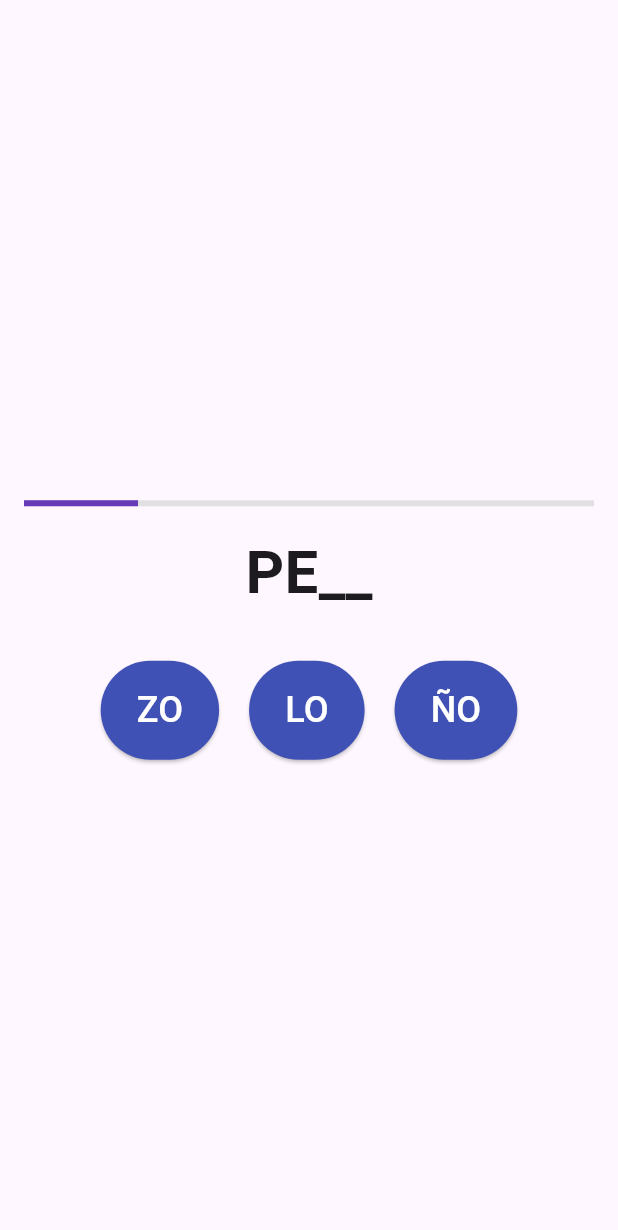
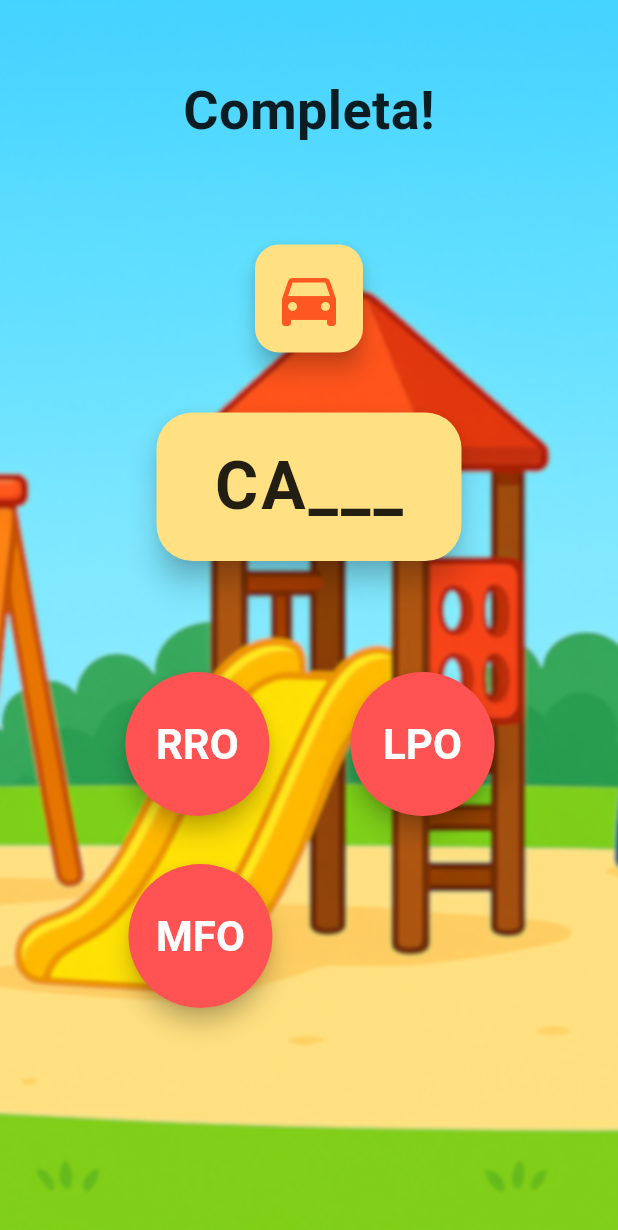
Before and after one commit to srYisu/rena_zelda_bocchi, a Flutter app: the JuegoCompletarPalabra screen opened directly, on a phone screen of 412 x 824 dp. Shown: the top 1230 px of the screen. Run offline on Flutter 3.47's test engine with Material 3 defaults, Android fonts, the phone set to English and light mode, and no system bars; our stand-ins replace audioplayers, flutter_tts, google_sign_in, material_design_icons_flutter, rive, supabase_flutter; accounts and stored records are empty.

Commit message:
Chema espía

```diff
--- a/lib/src/Completapalabras/completa.dart
+++ b/lib/src/Completapalabras/completa.dart
@@ -1,6 +1,7 @@
 import 'dart:math';
 import 'package:flutter/material.dart';
-import 'palabras_data.dart'; // archivo externo con las palabras
+import 'package:audioplayers/audioplayers.dart';
+import 'palabras_data.dart';
 import 'package:rena_zelda_bocchi/src/memorama/juegoTerminado.dart';
 
 void main() => runApp(CompletarPalabraApp());
@@ -22,11 +23,13 @@ class JuegoCompletarPalabra extends StatefulWidget {
 
 class _JuegoCompletarPalabraState extends State<JuegoCompletarPalabra> {
   final Random _random = Random();
+  final AudioPlayer _audioPlayer = AudioPlayer();
   int indiceActual = 0;
   int puntaje = 0;
   List<Palabra> palabrasJuego = [];
   bool bloqueado = false;
   Color feedbackColor = Colors.transparent;
+  String? palabraMostrada; // Para mostrar la palabra completa si es correcta
 
   @override
   void initState() {
@@ -48,17 +51,33 @@ class _JuegoCompletarPalabraState extends State<JuegoCompletarPalabra> {
               : Colors.red.withOpacity(0.3);
     });
 
-    if (esCorrecto) puntaje++;
+    if (esCorrecto) {
+      puntaje++;
+      palabraMostrada = palabra.incompleta.replaceAll("_", "") + seleccion;
+      await _audioPlayer.setVolume(0.1);
+      await _audioPlayer.play(AssetSource('sounds/correct.mp3'));
+      // Espera a que termine el audio antes de subir el volumen
+      _audioPlayer.onPlayerComplete.listen((event) async {
+        await _audioPlayer.setVolume(1.0);
+      });
 
-    await Future.delayed(Duration(milliseconds: 400));
+      setState(() {});
+      await Future.delayed(Duration(milliseconds: 700));
+    } else {
+      await _audioPlayer.setVolume(0.05);
+      await _audioPlayer.play(AssetSource('sounds/incorrect.mp3'));
+
+      // Espera a que termine el audio antes de subir el volumen
+      _audioPlayer.onPlayerComplete.listen((event) async {
+        await _audioPlayer.setVolume(1.0);
+      });
+
+      await Future.delayed(Duration(milliseconds: 500));
+    }
 
     setState(() {
       feedbackColor = Colors.transparent;
-    });
-
-    await Future.delayed(Duration(milliseconds: 200));
-
-    setState(() {
+      palabraMostrada = null;
       if (indiceActual < palabrasJuego.length - 1) {
         indiceActual++;
       } else {
@@ -82,7 +101,7 @@ class _JuegoCompletarPalabraState extends State<JuegoCompletarPalabra> {
         MaterialPageRoute(
           builder:
               (context) => GameOverScreen(
-                levelId: 4, // Cambia este ID si es otro nivel
+                levelId: 4,
                 estrellas: calcularEstrellas(puntaje),
               ),
         ),
@@ -93,44 +112,99 @@ class _JuegoCompletarPalabraState extends State<JuegoCompletarPalabra> {
   @override
   Widget build(BuildContext context) {
     final palabra = palabrasJuego[indiceActual];
+
     return Scaffold(
-      body: SafeArea(
+      body: Stack(
+        children: [
+          // Fondo de parque
+          Positioned.fill(
+            child: Image.asset('assets/images/parque.png', fit: BoxFit.cover),
+          ),
+          SafeArea(
             child: Center(
               child: AnimatedContainer(
                 duration: Duration(milliseconds: 300),
                 color: feedbackColor,
                 child: Column(
-              mainAxisAlignment: MainAxisAlignment.center,
+                  mainAxisAlignment: MainAxisAlignment.start,
                   children: [
-                Padding(
-                  padding: const EdgeInsets.all(16.0),
-                  child: LinearProgressIndicator(
-                    value: (indiceActual + 1) / palabrasJuego.length,
-                    backgroundColor: Colors.grey[300],
-                    color: Colors.deepPurple,
+                    SizedBox(height: 48),
+                    Text(
+                      "Completa!",
+                      style: TextStyle(
+                        fontSize: 36,
+                        fontWeight: FontWeight.bold,
+                        color: Colors.black87,
                       ),
                     ),
-                Text(
-                  palabra.incompleta,
-                  style: TextStyle(fontSize: 40, fontWeight: FontWeight.bold),
+                    SizedBox(height: 60),
+                    // Icono de pista
+                    Card(
+                      color: Colors.amber[200],
+                      elevation: 6,
+                      shape: RoundedRectangleBorder(
+                        borderRadius: BorderRadius.circular(16),
                       ),
-                SizedBox(height: 30),
+                      child: Padding(
+                        padding: const EdgeInsets.all(12.0),
+                        child: Icon(
+                          palabra.icono,
+                          size: 48,
+                          color: Colors.deepOrange,
+                        ),
+                      ),
+                    ),
+                    SizedBox(height: 32),
+                    // Palabra en un Card decorativo
+                    Card(
+                      color: Colors.amber[200],
+                      elevation: 8,
+                      shape: RoundedRectangleBorder(
+                        borderRadius: BorderRadius.circular(24),
+                      ),
+                      child: Padding(
+                        padding: const EdgeInsets.symmetric(
+                          horizontal: 38,
+                          vertical: 18,
+                        ),
+                        child: Text(
+                          palabraMostrada ?? palabra.incompleta,
+                          style: TextStyle(
+                            fontSize: 44,
+                            fontWeight: FontWeight.bold,
+                            color: Colors.black87,
+                            letterSpacing: 2,
+                          ),
+                        ),
+                      ),
+                    ),
+                    SizedBox(height: 70),
                     Wrap(
-                  spacing: 20,
+                      spacing: 32,
+                      runSpacing: 32,
                       children:
                           palabra.opciones.map((op) {
                             return ElevatedButton(
                               onPressed:
-                              bloqueado ? null : () => verificarRespuesta(op),
-                          child: Text(op, style: TextStyle(fontSize: 24)),
+                                  bloqueado
+                                      ? null
+                                      : () => verificarRespuesta(op),
+                              child: Text(
+                                op,
+                                style: TextStyle(
+                                  fontSize: 28,
+                                  fontWeight: FontWeight.bold,
+                                ),
+                              ),
                               style: ElevatedButton.styleFrom(
-                            backgroundColor: Colors.indigo,
-                            foregroundColor:
-                                Colors.white, // <-- Color del texto
+                                backgroundColor: Colors.redAccent,
+                                foregroundColor: Colors.white,
+                                shape: CircleBorder(),
                                 padding: EdgeInsets.symmetric(
-                              horizontal: 24,
-                              vertical: 16,
+                                  horizontal: 32,
+                                  vertical: 28,
                                 ),
+                                elevation: 6,
                               ),
                             );
                           }).toList(),
@@ -140,6 +214,8 @@ class _JuegoCompletarPalabraState extends State<JuegoCompletarPalabra> {
               ),
             ),
           ),
+        ],
+      ),
     );
   }
 }
--- a/lib/src/Completapalabras/palabras_data.dart
+++ b/lib/src/Completapalabras/palabras_data.dart
@@ -1,43 +1,61 @@
-// palabras_data.dart
+import 'package:flutter/material.dart';
 
 class Palabra {
   final String incompleta;
   final List<String> opciones;
   final String correcta;
+  final IconData icono;
 
-  Palabra(this.incompleta, this.opciones, this.correcta);
+  Palabra(this.incompleta, this.opciones, this.correcta, this.icono);
 }
 
 class BancoPalabras {
   static List<Palabra> obtenerPalabras() {
     return [
-      Palabra("GA__", ["TO", "LL", "ZO"], "TO"), // GATO (GA + TO)
-      Palabra("PA__", ["TO", "PO", "ZO"], "TO"), // PATO (PA + TO)
-      Palabra("PE__", ["ZO", "LO", "ÑO"], "RO"), // PERRO (PE + RO)
-      Palabra("CO__JO", [
-        "NE",
-        "LA",
-        "SA",
-      ], "NE"), // CONEJO (CO + NE) *opción más corta*
-      Palabra("CA___", ["RRO", "LPO", "MFO"], "RRO"), // CARRO (CA + RRO)
-      Palabra("SO_", ["L", "N", "R"], "L"), // SOL (SO + L)
-      Palabra("ME__", ["SA", "LA", "CA"], "SA"), // MESA (ME + SA)
-      Palabra("CA__", ["SA", "LA", "BA"], "SA"), // CASA (CA + SA)
-      Palabra("LU__", ["Z", "S", "N"], "Z"), // LUZ (LU + Z)
-      Palabra("RE__", ["LOJ", "LAS", "CAS"], "LOJ"), // RELOJ (RE + LO)
-      Palabra("MAN____", [
+      Palabra("PA__", ["RO", "TA", "ÑO"], "TA", Icons.pets), // PERRO
+      Palabra(
+        "CA___",
+        ["RRO", "LPO", "MFO"],
+        "RRO",
+        Icons.directions_car,
+      ), // CARRO
+      Palabra("SO_", ["L", "N", "R"], "L", Icons.wb_sunny), // SOL
+      Palabra("ME__", ["SA", "LA", "CA"], "SA", Icons.table_bar), // MESA
+      Palabra("CA__", ["SA", "LA", "BA"], "SA", Icons.house), // CASA
+      Palabra("LU__", ["Z", "S", "N"], "Z", Icons.lightbulb), // LUZ
+      Palabra("RE__", ["LOJ", "LAS", "CAS"], "LOJ", Icons.watch), // RELOJ
+      Palabra(
+        "MAN____",
+        ["ZANA", "DANA", "TANA"],
         "ZANA",
-        "DANA",
-        "TANA",
-      ], "ZANA"), // MANZANA (MAN + ZANA)
-      Palabra("PI__", ["ÑA", "SA", "MA"], "ÑA"), // PIÑA (PI + ÑA)
-      Palabra("U__", ["VA", "MA", "LA"], "VA"), // UVA (U + VA)
-      Palabra("CO___", ["RRE", "TA", "MERA"], "RRE"), // CORRER (CO + RRER)
-      Palabra("JU___", ["GAR", "MAR", "SAR"], "GAR"), // JUGAR (JU + GAR)
-      Palabra("CA____", ["NTAR", "MISA", "LOTE"], "NTAR"), // CANTAR (CA + NTAR)
-      Palabra("PEN___", ["SAR", "PAR", "CAR"], "SAR"), // PENSAR (PEN + SAR)
-      Palabra("BA___", ["LON", "RIN", "LAR"], "LON"), // BALÓN (BA + LON)
-      Palabra("PE___", ["SAR", "CON", "LOR"], "SAR"), // SAR (PE + SAR)
+        Icons.apple,
+      ), // MANZANA
+      Palabra("PI__", ["ZZA", "SA", "MA"], "ZZA", Icons.local_pizza), //
+      Palabra(
+        "CO___",
+        ["RRE", "TA", "MERA"],
+        "RRE",
+        Icons.run_circle,
+      ), // CORRER
+      Palabra(
+        "JU___",
+        ["GAR", "MAR", "SAR"],
+        "GAR",
+        Icons.videogame_asset,
+      ), // JUGAR
+      Palabra("CA____", ["NTAR", "MIS", "LOTE"], "NTAR", Icons.mic), // CANTAR
+      Palabra(
+        "PEN___",
+        ["SAR", "PAR", "CAR"],
+        "SAR",
+        Icons.psychology,
+      ), // PENSAR
+      Palabra(
+        "BA___",
+        ["LON", "RIN", "LAR"],
+        "LON",
+        Icons.sports_soccer,
+      ), // BALÓN
     ];
   }
 }
```
Also changed, not shown: assets/images/fondo_espacio.png (deleted), assets/images/parque.png (added), 2 other files. Lines whose indentation alone changed are shown as unchanged.
